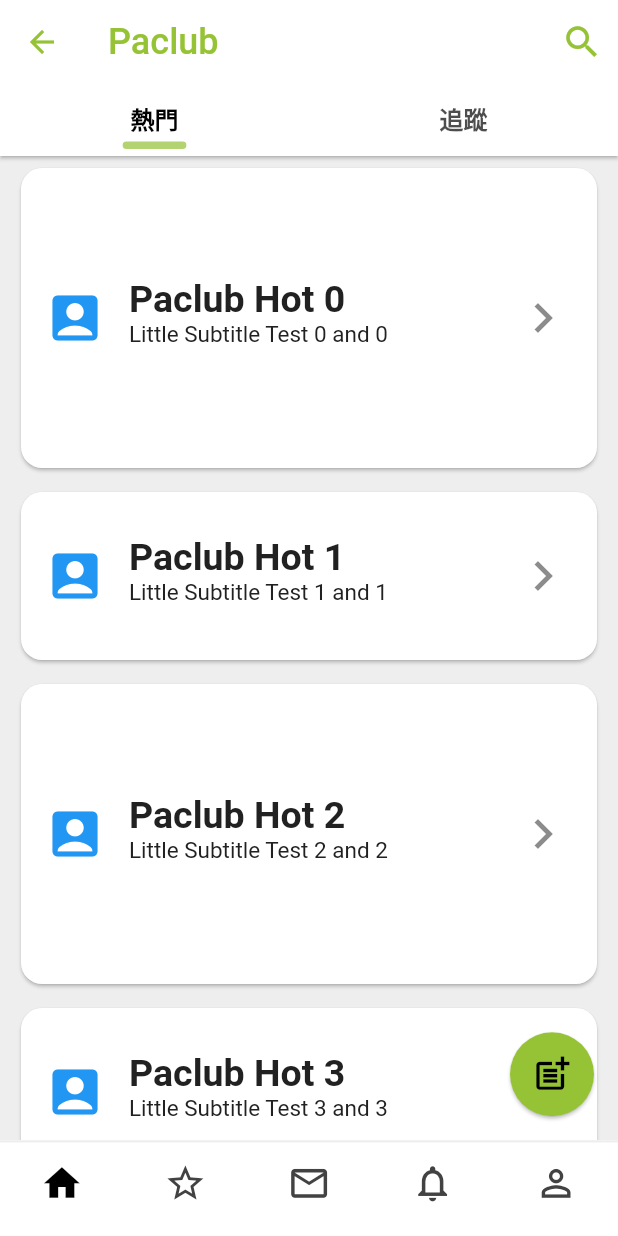
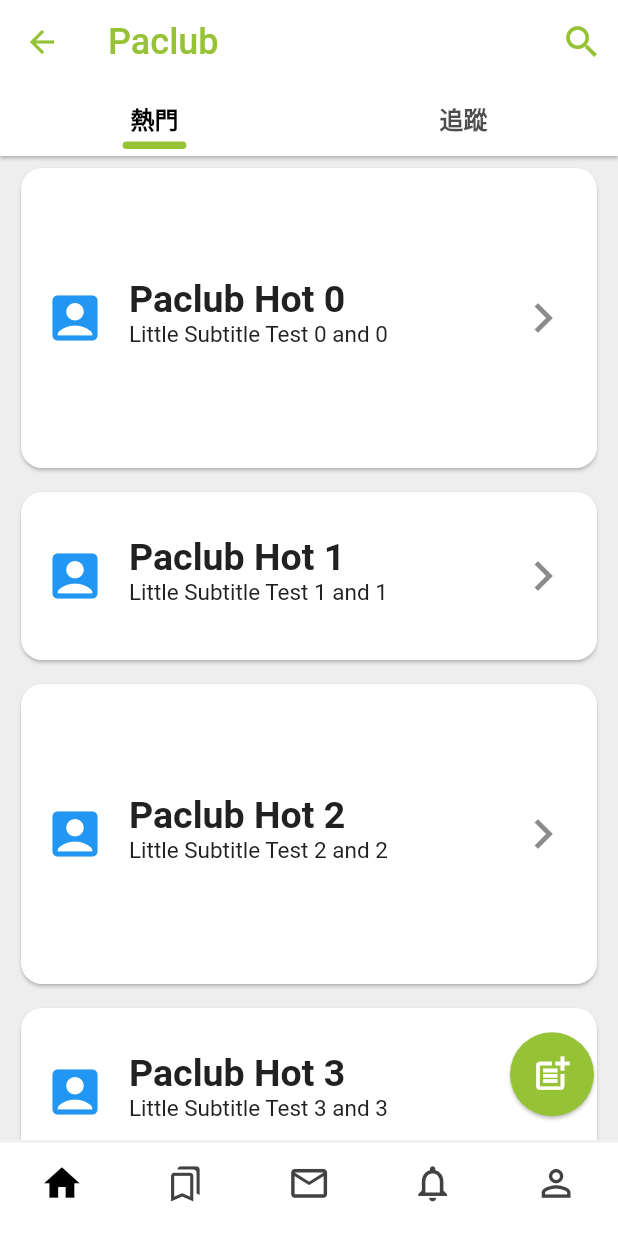
Before and after one commit to DoodleBears/paclub, a Flutter app: the Tabs screen opened by its route, on a phone screen of 412 x 824 dp. Run offline on Flutter 3.47's test engine with Material 2 defaults, Android fonts, the phone set to English and light mode, and no system bars; drawn by our look-alikes of pull_to_refresh; our stand-ins replace cached_network_image, cloud_firestore, connectivity_plus, firebase_auth, firebase_core, firebase_storage and 9 more; missing offline and left inert: flutter_app_badger; accounts and stored records are empty.

Commit message:
fix: Edit_Profile 界面未 Update 的情况下，退出再返回该页面，资料不会清空
chore: 调整icon的文字颜色

```diff
--- a/lib/backend/repository/remote/firebase_auth_repository.dart
+++ b/lib/backend/repository/remote/firebase_auth_repository.dart
@@ -1,4 +1,5 @@
 import 'package:firebase_auth/firebase_auth.dart';
+import 'package:flutter/foundation.dart';
 import 'package:flutter/services.dart';
 import 'package:get/get.dart';
 import 'package:google_sign_in/google_sign_in.dart';
@@ -29,7 +30,7 @@ class FirebaseAuthRepository extends GetxController {
   // 所以依赖它的 API 也不行
   GoogleSignIn _googleSignIn = GoogleSignIn(
     // Optional clientId
-    clientId: '161942683104-4pg008m87p5vviu7p271qu01rvevg33q',
+    clientId: kIsWeb ? '161942683104-4pg008m87p5vviu7p271qu01rvevg33q' : null,
     scopes: <String>[
       'email',
       'https://www.googleapis.com/auth/contacts.readonly',
--- a/lib/frontend/theme/themes.dart
+++ b/lib/frontend/theme/themes.dart
@@ -27,7 +27,7 @@ class MyThemes {
         width: 40.0,
         borderSide: BorderSide(
           width: 2.5,
-          color: accentLightColor,
+          color: accentColor,
         ),
         insets: EdgeInsets.only(bottom: 6.0),
       ),
--- a/lib/frontend/views/auth/login/components/rounded_loading_button.dart
+++ b/lib/frontend/views/auth/login/components/rounded_loading_button.dart
@@ -84,6 +84,7 @@ class RoundedLoadingButton extends StatelessWidget {
                   text,
                   style: textStyle ??
                       TextStyle(
+                        color: Colors.white,
                         fontSize: 24.0,
                         fontWeight: FontWeight.bold,
                       ),
--- a/lib/frontend/views/main/home/home_body.dart
+++ b/lib/frontend/views/main/home/home_body.dart
@@ -43,9 +43,11 @@ class HomeBody extends GetView<HomeController> {
                   style: TextStyle(fontSize: 24.0),
                 ),
                 bottom: TabBar(
-                  overlayColor: MaterialStateProperty.resolveWith((states) {
-                    return Colors.transparent;
-                  }),
+                  overlayColor: MaterialStateProperty.resolveWith(
+                    (states) {
+                      return Colors.transparent;
+                    },
+                  ),
                   indicatorSize: TabBarIndicatorSize.label,
                   tabs: [
                     Tab(
@@ -84,6 +86,7 @@ class HomeBody extends GetView<HomeController> {
           elevation: 1,
           child: Icon(
             Icons.post_add,
+            color: Colors.white,
             size: 28.0,
           ),
         ),
--- a/lib/frontend/views/main/home/home_follow/home_follow_page.dart
+++ b/lib/frontend/views/main/home/home_follow/home_follow_page.dart
@@ -14,7 +14,7 @@ class HomeFollowPage extends StatelessWidget {
     return RefreshIndicator(
       onRefresh: getRefresh,
       backgroundColor: accentColor,
-      color: AppColors.refreshIndicatorColor,
+      color: Colors.white,
       child: Container(
         color: AppColors.homeListViewBackgroundColor,
         child: ListView.builder(
--- a/lib/frontend/views/main/home/home_hot/home_hot_page.dart
+++ b/lib/frontend/views/main/home/home_hot/home_hot_page.dart
@@ -14,7 +14,7 @@ class HomeHotPage extends StatelessWidget {
     return RefreshIndicator(
       onRefresh: getRefresh,
       backgroundColor: accentColor,
-      color: AppColors.refreshIndicatorColor,
+      color: Colors.white,
       child: Container(
         color: AppColors.homeListViewBackgroundColor,
         child: ListView.builder(
--- a/lib/frontend/views/main/message/components/chatroom_list/chatroom_list_page.dart
+++ b/lib/frontend/views/main/message/components/chatroom_list/chatroom_list_page.dart
@@ -42,7 +42,10 @@ class ChatroomListPage extends StatelessWidget {
         ///搜尋用戶的Button，點擊跳轉到搜尋介面
         backgroundColor: accentColor,
         elevation: 1.5,
-        child: Icon(Icons.search),
+        child: Icon(
+          Icons.search,
+          color: Colors.white,
+        ),
         onPressed: () => Get.toNamed(Routes.TABS +
             Routes.MESSAGE +
             Routes.CHATROOMLIST +
--- a/lib/frontend/views/main/message/components/chatroom_list/components/chatroom_list_user_tile.dart
+++ b/lib/frontend/views/main/message/components/chatroom_list/components/chatroom_list_user_tile.dart
@@ -83,6 +83,7 @@ class ChatroomsListUserTile extends StatelessWidget {
                                       userName.substring(0, 1).toUpperCase(),
                                       textAlign: TextAlign.center,
                                       style: TextStyle(
+                                          color: Colors.white,
                                           fontSize: 24.0,
                                           fontWeight: FontWeight.bold)),
                                 ),
--- a/lib/frontend/views/main/message/components/user_search/user_search_body.dart
+++ b/lib/frontend/views/main/message/components/user_search/user_search_body.dart
@@ -44,7 +44,7 @@ class UserSearchBody extends GetView<UserSearchController> {
                       ),
                     ),
                     onPressed: () async => controller.searchByName(context),
-                    child: Icon(Icons.search),
+                    child: Icon(Icons.search, color: Colors.white),
                   ),
                 ),
               ),
--- a/lib/frontend/views/main/tabs/tabs_page.dart
+++ b/lib/frontend/views/main/tabs/tabs_page.dart
@@ -74,8 +74,14 @@ class Tabs extends GetView<TabsController> {
                           label: '首頁',
                         ),
                         BottomNavigationBarItem(
-                          icon: Icon(Icons.star_outline),
-                          activeIcon: Icon(Icons.star),
+                          icon: Icon(
+                            Icons.bookmarks_outlined,
+                            size: 25.5,
+                          ),
+                          activeIcon: Icon(
+                            Icons.bookmarks,
+                            size: 25.5,
+                          ),
                           label: '抽卡',
                         ),
                         BottomNavigationBarItem(
--- a/lib/frontend/views/main/user/edit_profile/edit_profile_page.dart
+++ b/lib/frontend/views/main/user/edit_profile/edit_profile_page.dart
@@ -10,6 +10,7 @@ class EditProfilePage extends GetView<UserController> {
   @override
   Widget build(BuildContext context) {
     logger.i('渲染 —— EditProfilePage');
+
     return Scaffold(
       appBar: AppBar(
         backgroundColor: Colors.transparent,
--- a/lib/frontend/views/main/user/profile/my_profile_page.dart
+++ b/lib/frontend/views/main/user/profile/my_profile_page.dart
@@ -18,7 +18,10 @@ class MyProfilePage extends GetView<UserController> {
     return Scaffold(
       floatingActionButton: FloatingActionButton(
         onPressed: () => {controller.signOut()},
-        child: Icon(Icons.exit_to_app),
+        child: Icon(
+          Icons.exit_to_app,
+          color: Colors.white,
+        ),
       ),
       appBar: AppBar(
         backgroundColor: Colors.transparent,
--- a/lib/frontend/views/main/user/user_controller.dart
+++ b/lib/frontend/views/main/user/user_controller.dart
@@ -35,6 +35,10 @@ class UserController extends GetxController {
   void resetEditPage() {
     imageFile = null;
     isProfileEdited = false;
+    displayNameNew = myUserModel.displayName;
+    bioNew = myUserModel.bio;
+    bioTextController.text = bioNew;
+    displayNameTextController.text = displayNameNew;
     avatarURLNew = myUserModel.avatarURL;
   }
 
```
